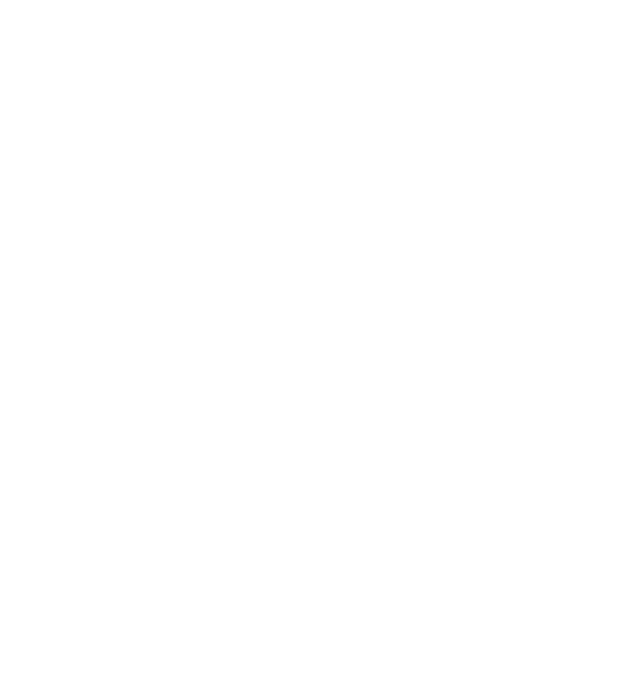
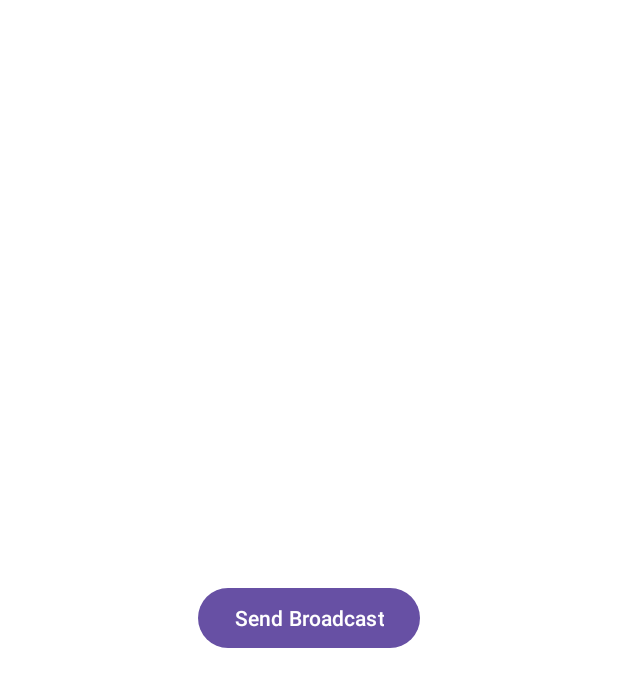
Before and after one commit to thaer-al-khishen/YT-Application, an Android app: the screen it shows after launch (MainActivity), on a phone screen of 412 x 824 dp. Before the commit the part shown is empty. Shown: the top 687 px of the screen. Run offline under Robolectric (Android 15) with nearby library versions, the phone set to English and light mode, and no system bars.

Commit message:
Setup broadcast receivers

```diff
--- a/app/src/main/AndroidManifest.xml
+++ b/app/src/main/AndroidManifest.xml
@@ -1,8 +1,6 @@
 <?xml version="1.0" encoding="utf-8"?>
 <manifest xmlns:android="http://schemas.android.com/apk/res/android"
     xmlns:tools="http://schemas.android.com/tools">
-
-    <uses-permission android:name="android.permission.INTERNET" />
 
     <application
         android:allowBackup="true"
@@ -12,8 +10,8 @@
         android:label="@string/app_name"
         android:roundIcon="@mipmap/ic_launcher_round"
         android:supportsRtl="true"
+        android:theme="@style/Theme.YTApplication"
         android:usesCleartextTraffic="true"
-        android:theme="@style/Theme.YTApplication"
         tools:targetApi="31">
         <activity
             android:name=".MainActivity"
--- /dev/null
+++ b/app/src/main/java/com/example/ytapplication/CustomReceiver.kt
@@ -0,0 +1,12 @@
+package com.example.ytapplication
+
+import android.content.BroadcastReceiver
+import android.content.Context
+import android.content.Intent
+import android.util.Log
+
+class CustomReceiver: BroadcastReceiver() {
+    override fun onReceive(context: Context?, intent: Intent?) {
+        Log.d("CustomReceiver", intent?.action ?: "")
+    }
+}
--- a/app/src/main/java/com/example/ytapplication/MainActivity.kt
+++ b/app/src/main/java/com/example/ytapplication/MainActivity.kt
@@ -1,19 +1,54 @@
 package com.example.ytapplication
 
+import android.app.PendingIntent
+import android.content.Intent
+import android.content.IntentFilter
+import android.os.Build
 import android.os.Bundle
+import android.widget.Button
+import androidx.annotation.RequiresApi
 import androidx.appcompat.app.AppCompatActivity
-import androidx.navigation.NavController
-import androidx.navigation.fragment.NavHostFragment
-import com.example.ytapplication.databinding.ActivityMainBinding
 
 class MainActivity : AppCompatActivity() {
 
+    //System
+    private val screenReceiver = ScreenOnOffReceiver()
+
+    //Local
+    private val customReceiver = CustomReceiver()
+
+    @RequiresApi(Build.VERSION_CODES.O)
     override fun onCreate(savedInstanceState: Bundle?) {
         super.onCreate(savedInstanceState)
         setContentView(R.layout.activity_main)
 
+        // Intent filter to specify which actions the receiver should listen to
+        val filter = IntentFilter().apply {
+            addAction(Intent.ACTION_SCREEN_OFF)
+            addAction(Intent.ACTION_SCREEN_ON)
+        }
 
+        // Register the receiver
+        registerReceiver(screenReceiver, filter)
+
+        val customFilter = IntentFilter().apply {
+            addAction("ACTION_MY_BROADCAST")
+        }
+
+        registerReceiver(customReceiver, customFilter, RECEIVER_NOT_EXPORTED)
+
+        findViewById<Button>(R.id.btn_click).setOnClickListener {
+            val intent = Intent("DESTINATION_BROADCAST")
+            sendBroadcast(intent)
+        }
 
     }
 
+    override fun onDestroy() {
+        super.onDestroy()
+        // Unregister the receiver
+        unregisterReceiver(screenReceiver)
+        unregisterReceiver(customReceiver)
+    }
+
 }
--- /dev/null
+++ b/app/src/main/java/com/example/ytapplication/ScreenOnOffReceiver.kt
@@ -0,0 +1,15 @@
+package com.example.ytapplication
+
+import android.content.BroadcastReceiver
+import android.content.Context
+import android.content.Intent
+import android.util.Log
+
+class ScreenOnOffReceiver : BroadcastReceiver() {
+    override fun onReceive(context: Context?, intent: Intent?) {
+        when (intent?.action) {
+            Intent.ACTION_SCREEN_OFF -> Log.d("ScreenReceiver", "Screen turned off")
+            Intent.ACTION_SCREEN_ON -> Log.d("ScreenReceiver", "Screen turned on")
+        }
+    }
+}
--- a/app/src/main/res/layout/activity_main.xml
+++ b/app/src/main/res/layout/activity_main.xml
@@ -7,4 +7,13 @@
     android:background="#FFFFFF"
     tools:context=".MainActivity">
 
+    <Button
+        android:id="@+id/btn_click"
+        android:layout_width="wrap_content"
+        android:layout_height="wrap_content"
+        android:text="Send Broadcast"
+        app:layout_constraintBottom_toBottomOf="parent"
+        app:layout_constraintEnd_toEndOf="parent"
+        app:layout_constraintStart_toStartOf="parent"
+        app:layout_constraintTop_toTopOf="parent" />
 </androidx.constraintlayout.widget.ConstraintLayout>
```
